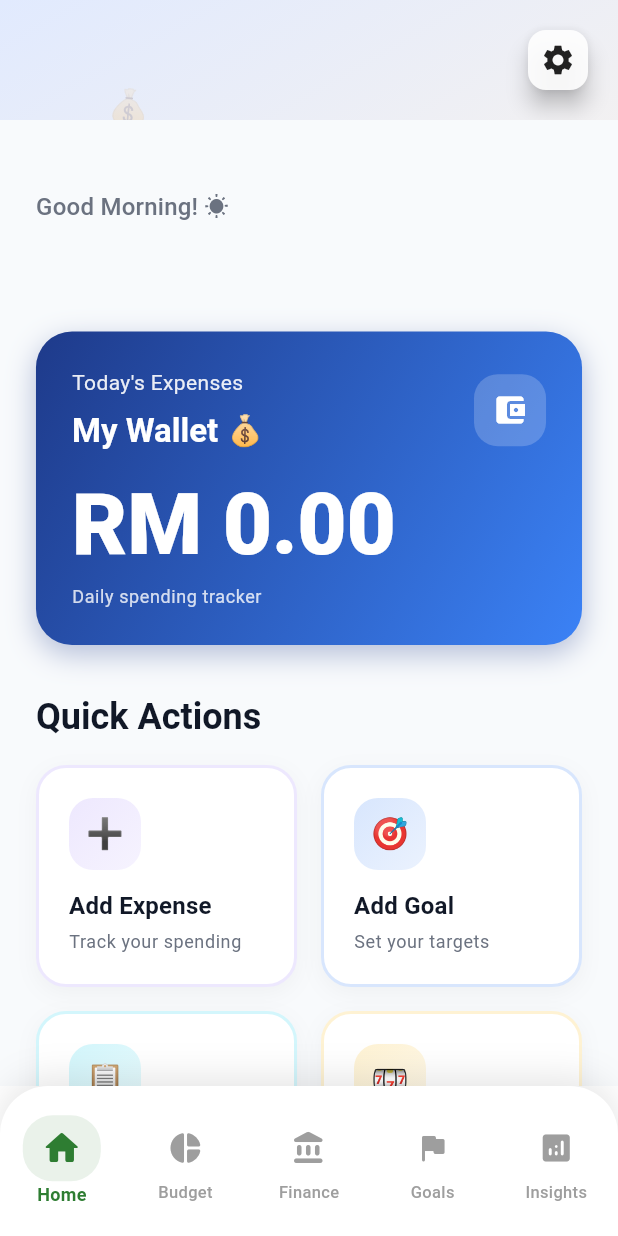
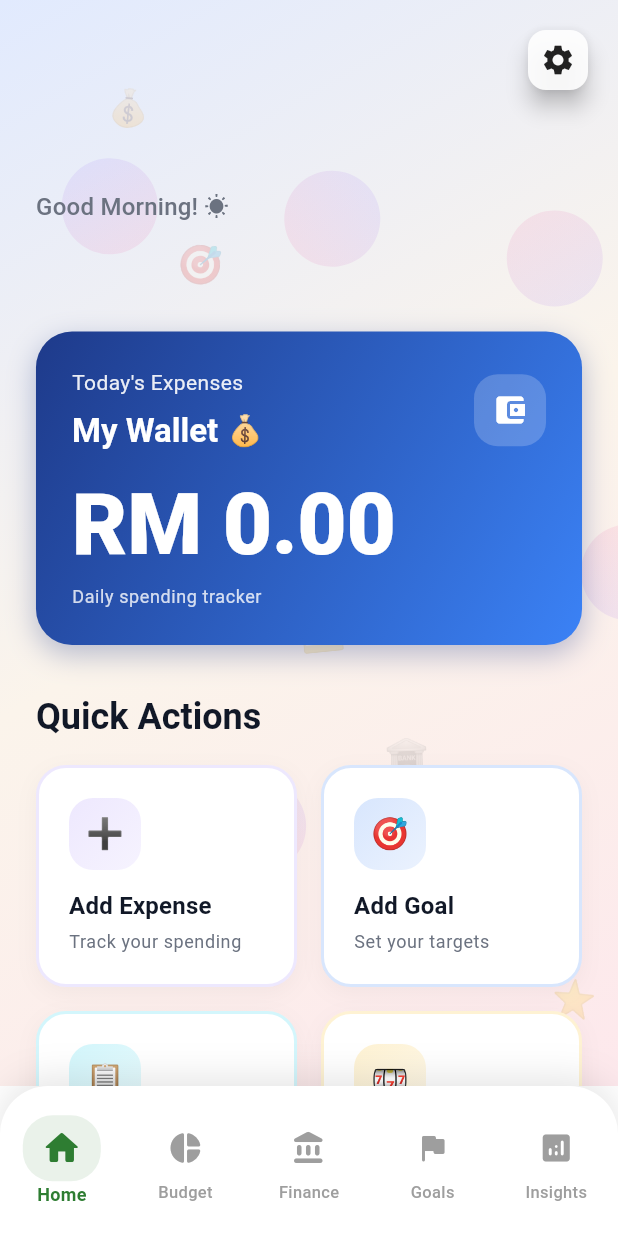
Before and after one commit to Ericho04/Eazy-Finance, a Flutter app: the screen it shows once a user with an empty profile is signed in, on a phone screen of 412 x 824 dp. Run offline on Flutter 3.47's test engine with Material 3 defaults, Android fonts, the phone set to English and light mode, and no system bars; our stand-ins replace app_links, google_generative_ai, shared_preferences, supabase_flutter; accounts and stored records are empty.

Commit message:
Apply global gradient background to all screens
Remove solid background colors from Home, Budget, and Finance screens
to allow the animated gradient background from main.dart to be visible
across all pages. The gradient already exists and automatically adapts
to light/dark mode themes.

Changes:
- dashboard_screen.dart: Remove Container with bgColor wrapper
- budget_screen.dart: Remove Container with bgColor wrapper
- financial_screen.dart: Remove Container with bgColor wrapper

This ensures consistent visual design with the soft gradient background
appearing on all tabs, matching the Goals and Insights pages which
already had transparent backgrounds.

```diff
--- a/lib/screens/budget_screen.dart
+++ b/lib/screens/budget_screen.dart
@@ -471,9 +471,7 @@ class _BudgetScreenState extends State<BudgetScreen>
 
     return Stack(
       children: [
-        Container(
-          color: bgColor,
-          child: SingleChildScrollView(
+        SingleChildScrollView(
             padding: const EdgeInsets.all(16),
             child: Consumer<AppProvider>(
               builder: (context, appProvider, child) {
@@ -974,7 +972,6 @@ class _BudgetScreenState extends State<BudgetScreen>
             },
           ),
         ),
-        ),
 
         // Create New Budget Button (显示不同文本根据是否有 budget)
         Positioned(
--- a/lib/screens/dashboard_screen.dart
+++ b/lib/screens/dashboard_screen.dart
@@ -127,9 +127,7 @@ class _DashboardScreenState extends State<DashboardScreen>
     final textSecondary = isDarkMode ? SFMSTheme.darkTextSecondary : SFMSTheme.textSecondary;
     final textMuted = isDarkMode ? SFMSTheme.darkTextSecondary.withOpacity(0.7) : SFMSTheme.textMuted;
 
-    return Container(
-      color: bgColor,
-      child: SingleChildScrollView(
+    return SingleChildScrollView(
         padding: EdgeInsets.all(SFMSTheme.spacing24),
         child: Column(
           crossAxisAlignment: CrossAxisAlignment.start,
--- a/lib/screens/financial_screen.dart
+++ b/lib/screens/financial_screen.dart
@@ -52,9 +52,7 @@ class _FinancialScreenState extends State<FinancialScreen>
     final textPrimary = isDarkMode ? SFMSTheme.darkTextPrimary : SFMSTheme.textPrimary;
     final textSecondary = isDarkMode ? SFMSTheme.darkTextSecondary : SFMSTheme.textSecondary;
 
-    return Container(
-      color: bgColor,
-      child: SingleChildScrollView(
+    return SingleChildScrollView(
         padding: const EdgeInsets.all(16),
         child: Column(
           crossAxisAlignment: CrossAxisAlignment.start,
```
